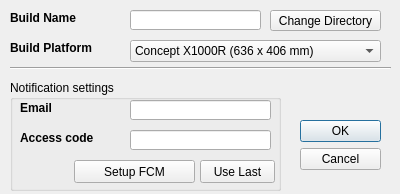
This is gui/dialogNewBuild.ui in Spinarakk/defectmonitor as Qt 5 draws it before an edit. The edited form follows.
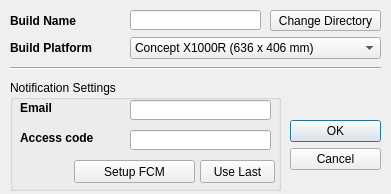
This is the edited form. Icons and pictures are not drawn.

Patch:
```diff
--- a/gui/dialogNewBuild.ui
+++ b/gui/dialogNewBuild.ui
@@ -9,10 +9,22 @@
    <rect>
     <x>0</x>
     <y>0</y>
-    <width>400</width>
+    <width>391</width>
     <height>194</height>
    </rect>
   </property>
+  <property name="minimumSize">
+   <size>
+    <width>391</width>
+    <height>194</height>
+   </size>
+  </property>
+  <property name="maximumSize">
+   <size>
+    <width>391</width>
+    <height>194</height>
+   </size>
+  </property>
   <property name="windowTitle">
    <string>New Build</string>
   </property>
@@ -20,22 +32,9 @@
    <iconset resource="icons.qrc">
     <normaloff>:/resources/logo.ico</normaloff>:/resources/logo.ico</iconset>
   </property>
-  <widget class="QDialogButtonBox" name="buttonBox">
-   <property name="geometry">
-    <rect>
-     <x>300</x>
-     <y>120</y>
-     <width>81</width>
-     <height>61</height>
-    </rect>
-   </property>
-   <property name="orientation">
-    <enum>Qt::Vertical</enum>
-   </property>
-   <property name="standardButtons">
-    <set>QDialogButtonBox::Cancel|QDialogButtonBox::Ok</set>
-   </property>
-  </widget>
+  <property name="modal">
+   <bool>false</bool>
+  </property>
   <widget class="QLineEdit" name="lineBuildName">
    <property name="geometry">
     <rect>
@@ -58,31 +57,11 @@
     <number>30</number>
    </property>
   </widget>
-  <widget class="QLabel" name="labelBuildName">
-   <property name="geometry">
-    <rect>
-     <x>10</x>
-     <y>10</y>
-     <width>101</width>
-     <height>16</height>
-    </rect>
-   </property>
-   <property name="font">
-    <font>
-     <pointsize>9</pointsize>
-     <weight>75</weight>
-     <bold>true</bold>
-    </font>
-   </property>
-   <property name="text">
-    <string>Build Name</string>
-   </property>
-  </widget>
   <widget class="QComboBox" name="comboPlatform">
    <property name="geometry">
     <rect>
      <x>130</x>
-     <y>40</y>
+     <y>37</y>
      <width>251</width>
      <height>22</height>
     </rect>
@@ -126,19 +105,6 @@
     <string>Build Platform</string>
    </property>
   </widget>
-  <widget class="Line" name="line">
-   <property name="geometry">
-    <rect>
-     <x>10</x>
-     <y>60</y>
-     <width>381</width>
-     <height>16</height>
-    </rect>
-   </property>
-   <property name="orientation">
-    <enum>Qt::Horizontal</enum>
-   </property>
-  </widget>
   <widget class="QToolButton" name="toolChangeDirectory">
    <property name="geometry">
     <rect>
@@ -158,7 +124,20 @@
     <string>Change Directory</string>
    </property>
   </widget>
-  <widget class="QGroupBox" name="NoticeBox">
+  <widget class="Line" name="line">
+   <property name="geometry">
+    <rect>
+     <x>10</x>
+     <y>60</y>
+     <width>371</width>
+     <height>16</height>
+    </rect>
+   </property>
+   <property name="orientation">
+    <enum>Qt::Horizontal</enum>
+   </property>
+  </widget>
+  <widget class="QGroupBox" name="groupNotificationSettings">
    <property name="geometry">
     <rect>
      <x>10</x>
@@ -168,7 +147,7 @@
     </rect>
    </property>
    <property name="title">
-    <string>Notification settings</string>
+    <string>Notification Settings</string>
    </property>
    <widget class="QPushButton" name="buttonUseLast">
     <property name="geometry">
@@ -293,6 +272,42 @@
     </property>
    </widget>
   </widget>
+  <widget class="QLabel" name="labelBuildName">
+   <property name="geometry">
+    <rect>
+     <x>10</x>
+     <y>13</y>
+     <width>101</width>
+     <height>16</height>
+    </rect>
+   </property>
+   <property name="font">
+    <font>
+     <pointsize>9</pointsize>
+     <weight>75</weight>
+     <bold>true</bold>
+    </font>
+   </property>
+   <property name="text">
+    <string>Build Name</string>
+   </property>
+  </widget>
+  <widget class="QDialogButtonBox" name="buttonBox">
+   <property name="geometry">
+    <rect>
+     <x>290</x>
+     <y>120</y>
+     <width>91</width>
+     <height>61</height>
+    </rect>
+   </property>
+   <property name="orientation">
+    <enum>Qt::Vertical</enum>
+   </property>
+   <property name="standardButtons">
+    <set>QDialogButtonBox::Cancel|QDialogButtonBox::Ok</set>
+   </property>
+  </widget>
  </widget>
  <resources>
   <include location="icons.qrc"/>
```
Left out of the diff: 18 changed lines with no effect on the pictures.
